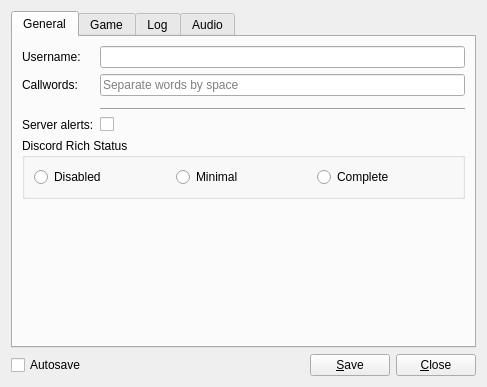
The window that res/ui/config_panel.ui (lambdcalculus/AO2-Client) describes before a commit, drawn with Qt 5.
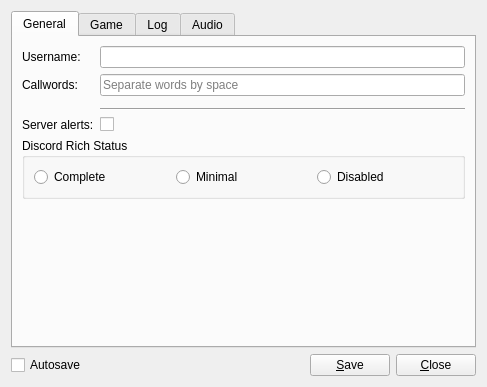
The same window after the commit.

Commit message: Improve struct name+Add preliminary style functions to Discord file

Patch:
```diff
--- a/res/ui/config_panel.ui
+++ b/res/ui/config_panel.ui
@@ -114,26 +114,26 @@
          </property>
          <layout class="QHBoxLayout" name="horizontalLayout">
           <item>
-           <widget class="QRadioButton" name="discord_rich_presence_disabled">
-            <property name="text">
-             <string>Disabled</string>
-            </property>
-           </widget>
-          </item>
-          <item>
-           <widget class="QRadioButton" name="discord_rich_presence_minimal">
-            <property name="text">
-             <string>Minimal</string>
-            </property>
-           </widget>
-          </item>
-          <item>
-           <widget class="QRadioButton" name="discord_rich_presence_complete">
+           <widget class="QRadioButton" name="discord_rich_presence_style_complete">
             <property name="text">
              <string>Complete</string>
             </property>
            </widget>
           </item>
+          <item>
+           <widget class="QRadioButton" name="discord_rich_presence_style_minimal">
+            <property name="text">
+             <string>Minimal</string>
+            </property>
+           </widget>
+          </item>
+          <item>
+           <widget class="QRadioButton" name="discord_rich_presence_style_disabled">
+            <property name="text">
+             <string>Disabled</string>
+            </property>
+           </widget>
+          </item>
          </layout>
         </widget>
        </item>
```
The commit also changes 7 other files.
